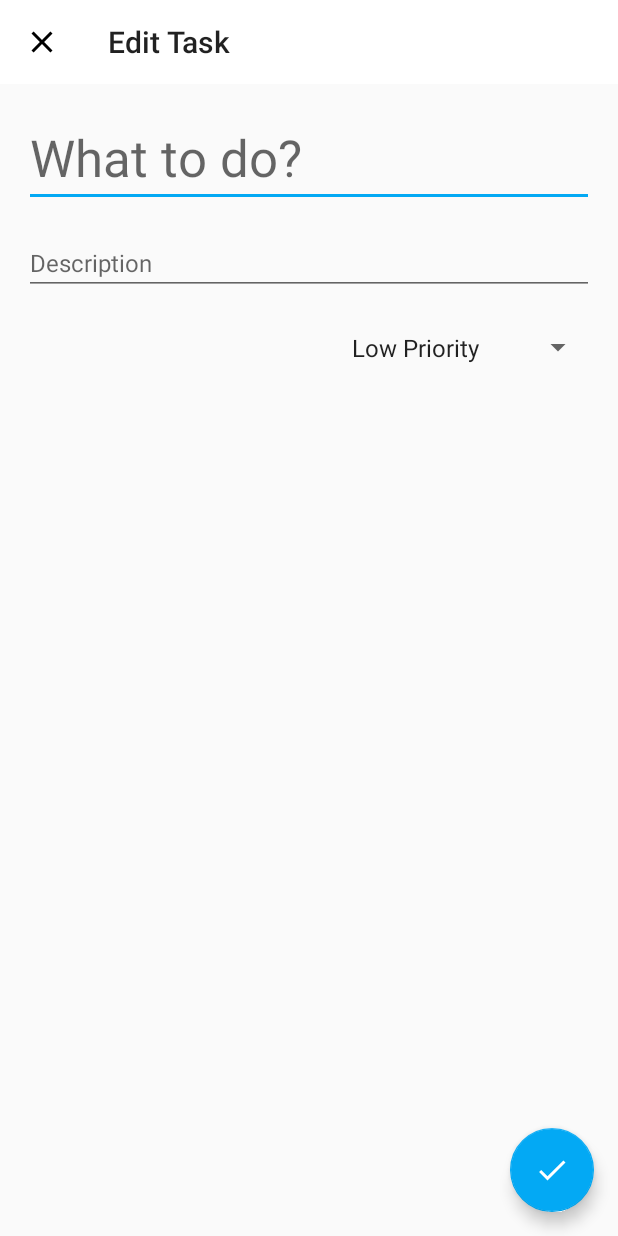
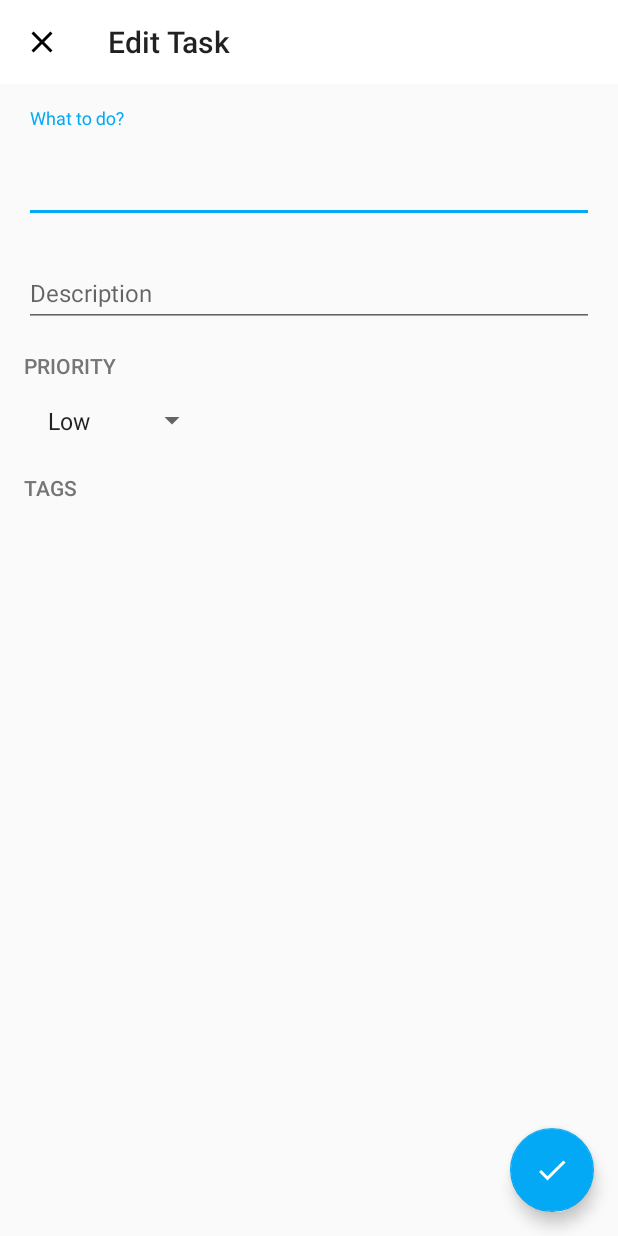
Before and after one commit to glennneiger/rapid-io-android, an Android app: the layout dialog_edit_task.xml on its own in the app's theme, with its tools: preview values and no code run, on a phone screen of 412 x 824 dp. Run offline under Robolectric (Android 15) with nearby library versions, the phone set to English and light mode, and no system bars.

Commit message:
RapiDO UI Changes

```diff
--- a/rapido/src/main/res/layout/dialog_edit_task.xml
+++ b/rapido/src/main/res/layout/dialog_edit_task.xml
@@ -37,6 +37,10 @@
 			android:padding="@dimen/spacing_16"
 			app:layout_behavior="@string/appbar_scrolling_view_behavior">
 
+			<android.support.design.widget.TextInputLayout
+				android:layout_width="match_parent"
+				android:layout_height="wrap_content">
+
 				<EditText
 					android:layout_width="match_parent"
 					android:layout_height="wrap_content"
@@ -45,6 +49,13 @@
 					android:inputType="textCapWords"
 					android:text="@={viewModel.task.title}"
 					android:textAppearance="@style/TextAppearance.AppCompat.Display1" />
+			</android.support.design.widget.TextInputLayout>
+
+
+			<android.support.design.widget.TextInputLayout
+				android:layout_width="match_parent"
+				android:layout_marginTop="@dimen/spacing_16"
+				android:layout_height="wrap_content">
 
 				<EditText
 					android:layout_width="match_parent"
@@ -55,18 +66,35 @@
 					android:inputType="textCapWords"
 					android:text="@={viewModel.task.description}"
 					android:textAppearance="@style/TextAppearance.AppCompat.Subhead" />
+			</android.support.design.widget.TextInputLayout>
+
+			<TextView
+				android:layout_width="match_parent"
+				android:layout_height="wrap_content"
+				android:layout_marginTop="@dimen/spacing_16"
+				android:layout_marginBottom="@dimen/spacing_8"
+				android:text="@string/priority"
+				android:textColor="@color/secondary_text"
+				android:textAppearance="@style/TextAppearance.AppCompat.Button" />
 
 			<Spinner
 				android:layout_width="wrap_content"
 				android:layout_height="wrap_content"
-				android:layout_gravity="right"
-				android:layout_marginTop="@dimen/spacing_16"
 				android:entries="@array/priorities"
 				android:padding="@dimen/spacing_8"
 				android:selectedItemPosition="@={viewModel.task.priority}" />
 
+			<TextView
+				android:layout_width="match_parent"
+				android:layout_height="wrap_content"
+				android:layout_marginTop="@dimen/spacing_16"
+				android:layout_marginBottom="@dimen/spacing_8"
+				android:text="@string/filter_tags"
+				android:textColor="@color/secondary_text"
+				android:textAppearance="@style/TextAppearance.AppCompat.Button" />
+
 			<io.rapid.rapido.ui.view.TagSelectView
-				android:layout_width="match_parent"
+				android:layout_width="200dp"
 				android:layout_height="wrap_content"
 				app:tags="@{viewModel.tags}"
 				app:selection="@{viewModel.task.tags}"
--- a/rapido/src/main/res/values/arrays.xml
+++ b/rapido/src/main/res/values/arrays.xml
@@ -1,9 +1,9 @@
 <?xml version="1.0" encoding="utf-8"?>
 <resources>
 	<string-array name="priorities">
-		<item>Low Priority</item>
-		<item>Medium Priority</item>
-		<item>High Priority</item>
+		<item>Low</item>
+		<item>Medium</item>
+		<item>High</item>
 	</string-array>
 
 	<string-array name="order_names">
--- a/rapido/src/main/res/values/strings.xml
+++ b/rapido/src/main/res/values/strings.xml
@@ -18,4 +18,5 @@
 	<string name="filter_not_done">Incomplete</string>
 	<string name="filter_state">State</string>
 	<string name="filter_tags">Tags</string>
+	<string name="priority">Priority</string>
 </resources>
```
Lines whose indentation alone changed are shown as unchanged.
